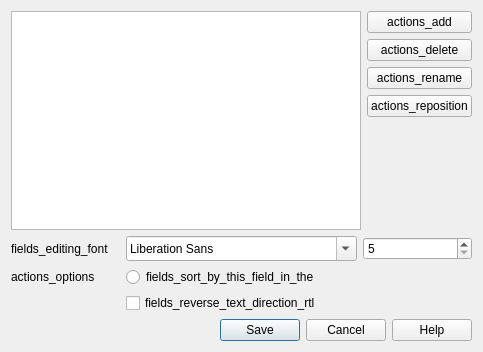
Above: qt/aqt/forms/fields.ui from ankitects/anki before the change. Below: the same form after it.
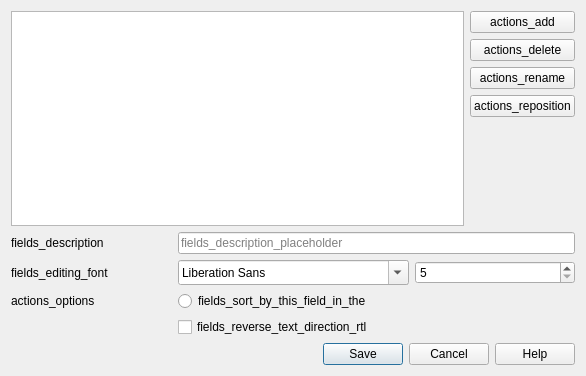
That is the form after the change.

Commit message:
Add description input to fields dialog
QLineEdit seems like the best option, as it saves space and motivates users to keep their descriptions concise.

Patch:
```diff
--- a/qt/aqt/forms/fields.ui
+++ b/qt/aqt/forms/fields.ui
@@ -6,8 +6,8 @@
    <rect>
     <x>0</x>
     <y>0</y>
-    <width>483</width>
-    <height>352</height>
+    <width>586</width>
+    <height>376</height>
    </rect>
   </property>
   <property name="windowTitle">
@@ -84,17 +84,21 @@
    </item>
    <item>
     <layout class="QGridLayout" name="_2">
-     <item row="0" column="1">
-      <widget class="QFontComboBox" name="fontFamily">
-       <property name="minimumSize">
-        <size>
-         <width>0</width>
-         <height>25</height>
-        </size>
+     <item row="1" column="0">
+      <widget class="QLabel" name="label_font">
+       <property name="text">
+        <string>fields_editing_font</string>
        </property>
       </widget>
      </item>
-     <item row="0" column="2">
+     <item row="3" column="1">
+      <widget class="QCheckBox" name="rtl">
+       <property name="text">
+        <string>fields_reverse_text_direction_rtl</string>
+       </property>
+      </widget>
+     </item>
+     <item row="1" column="2">
       <widget class="QSpinBox" name="fontSize">
        <property name="minimum">
         <number>5</number>
@@ -104,31 +108,47 @@
        </property>
       </widget>
      </item>
-     <item row="1" column="0">
-      <widget class="QLabel" name="label_18">
+     <item row="2" column="0">
+      <widget class="QLabel" name="label_sort">
        <property name="text">
         <string>actions_options</string>
        </property>
       </widget>
      </item>
-     <item row="1" column="1">
+     <item row="2" column="1">
       <widget class="QRadioButton" name="sortField">
        <property name="text">
         <string>fields_sort_by_this_field_in_the</string>
        </property>
       </widget>
      </item>
-     <item row="2" column="1">
-      <widget class="QCheckBox" name="rtl">
-       <property name="text">
-        <string>fields_reverse_text_direction_rtl</string>
-       </property>
-      </widget>
-     </item>
      <item row="0" column="0">
-      <widget class="QLabel" name="label_5">
+      <widget class="QLabel" name="label_desc">
+       <property name="sizePolicy">
+        <sizepolicy hsizetype="Preferred" vsizetype="Preferred">
+         <horstretch>0</horstretch>
+         <verstretch>0</verstretch>
+        </sizepolicy>
+       </property>
        <property name="text">
-        <string>fields_editing_font</string>
+        <string>fields_description</string>
+       </property>
+      </widget>
+     </item>
+     <item row="1" column="1">
+      <widget class="QFontComboBox" name="fontFamily">
+       <property name="minimumSize">
+        <size>
+         <width>0</width>
+         <height>25</height>
+        </size>
+       </property>
+      </widget>
+     </item>
+     <item row="0" column="1" colspan="2">
+      <widget class="QLineEdit" name="fieldDesc">
+       <property name="placeholderText">
+        <string>fields_description_placeholder</string>
        </property>
       </widget>
      </item>
```
The commit also changes 2 other files.
